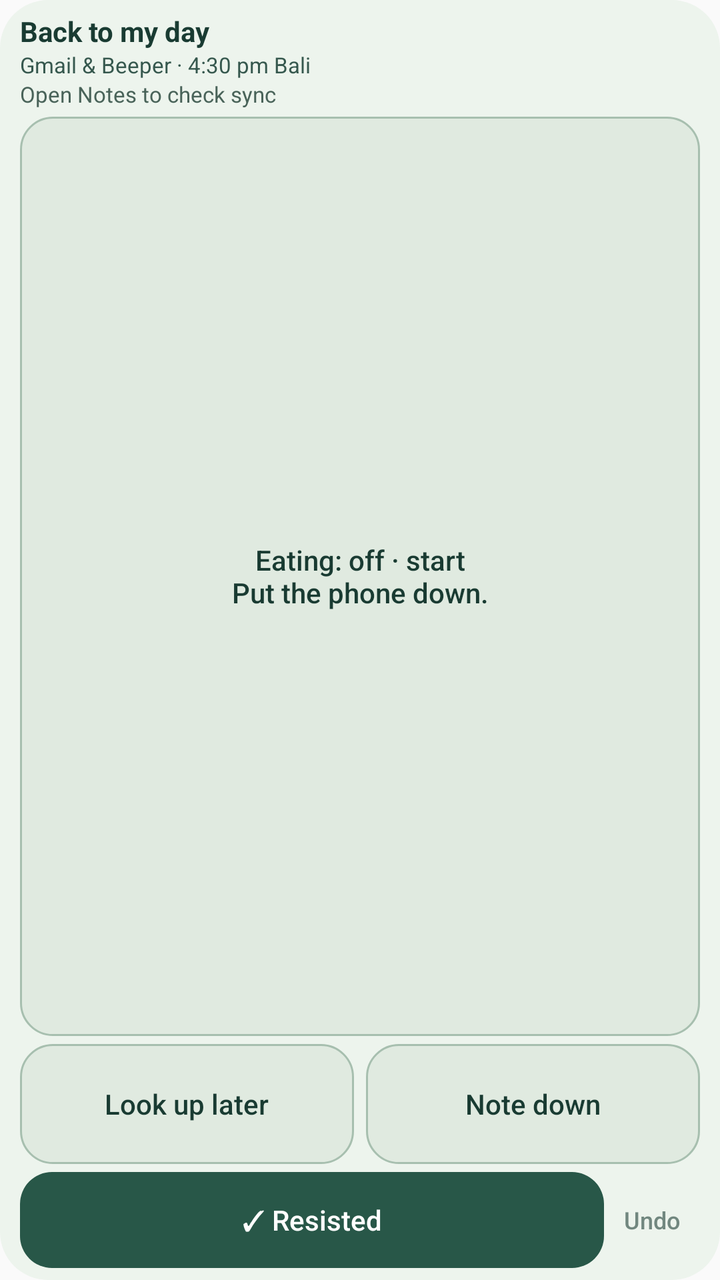
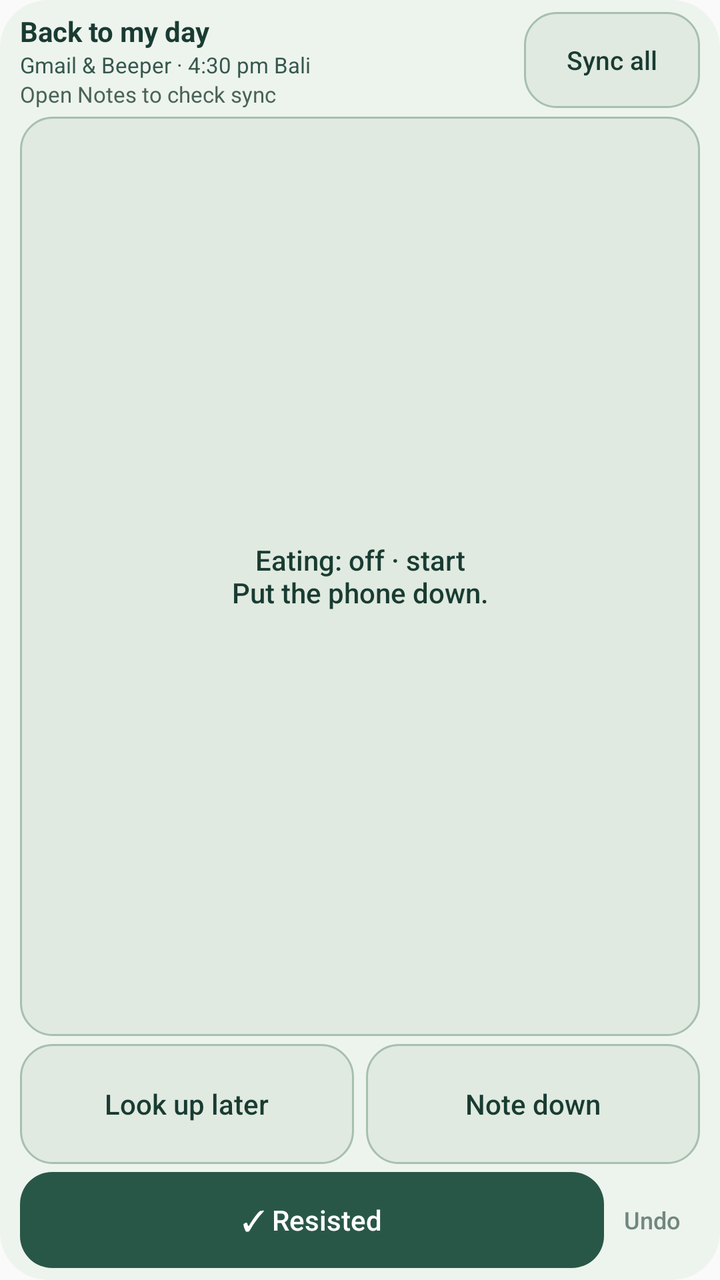

An Android layout rendered at two revisions. The XML below is the earlier revision; the diff shows what the commit changed to produce the second picture.
<!-- AndroidManifest.xml: application theme AppTheme -->
<!-- res/layout/urge_widget.xml -->
<?xml version="1.0" encoding="utf-8"?>
<LinearLayout xmlns:android="http://schemas.android.com/apk/res/android"
    android:layout_width="match_parent"
    android:layout_height="match_parent"
    android:orientation="vertical"
    android:paddingStart="10dp"
    android:paddingEnd="10dp"
    android:paddingTop="6dp"
    android:paddingBottom="6dp"
    android:background="@drawable/urge_widget_background">

    <LinearLayout
        android:id="@+id/urge_header"
        android:layout_width="match_parent"
        android:layout_height="wrap_content"
        android:minHeight="48dp"
        android:orientation="vertical">
    <TextView
        android:layout_width="match_parent"
        android:layout_height="wrap_content"
        android:text="@string/urge_widget_name"
        android:textSize="14sp"
        android:textStyle="bold"
        android:textColor="#193B32"
        android:fontFamily="sans-serif" />

    <TextView
        android:layout_width="match_parent"
        android:layout_height="wrap_content"
        android:layout_marginTop="0dp"
        android:text="@string/urge_widget_inbox"
        android:textSize="11sp"
        android:textColor="#36584E" />

    <TextView
        android:id="@+id/urge_sync"
        android:layout_width="match_parent"
        android:layout_height="wrap_content"
        android:layout_marginTop="0dp"
        android:maxLines="1"
        android:ellipsize="end"
        android:text="Open Notes to check sync"
        android:textSize="11sp"
        android:textColor="#496359" />
    </LinearLayout>

    
    <Button
        android:id="@+id/urge_eating"
        android:stateListAnimator="@null"
        android:layout_width="match_parent"
        android:layout_height="0dp"
        android:layout_weight="1"
        android:gravity="center"
        android:minHeight="48dp"
        android:paddingHorizontal="4dp"
        android:paddingVertical="4dp"
        android:background="@drawable/urge_widget_eating_off"
        android:textAllCaps="false"
        android:layout_marginTop="4dp"
        android:layout_marginBottom="4dp"
        android:text="@string/urge_widget_eating_off"
        android:textSize="14sp"
        android:textColor="#193B32" />

    <LinearLayout
        android:layout_width="match_parent"
        android:layout_height="wrap_content"
        android:orientation="horizontal"
        android:baselineAligned="false">
    <Button
        android:id="@+id/urge_lookup"
        android:stateListAnimator="@null"
        android:layout_width="0dp"
        android:layout_weight="1"
        android:layout_height="60dp"
        android:minHeight="48dp"
        android:paddingHorizontal="6dp"
        android:paddingVertical="4dp"
        android:background="@drawable/urge_widget_eating_off"
        android:text="@string/urge_widget_lookup"
        android:textAllCaps="false"
        android:textSize="14sp"
        android:textColor="#193B32" />
    <Button
        android:id="@+id/urge_jot"
        android:stateListAnimator="@null"
        android:layout_width="0dp"
        android:layout_weight="1"
        android:layout_height="60dp"
        android:layout_marginStart="6dp"
        android:minHeight="48dp"
        android:paddingHorizontal="6dp"
        android:paddingVertical="4dp"
        android:background="@drawable/urge_widget_eating_off"
        android:text="@string/urge_widget_jot"
        android:textAllCaps="false"
        android:textSize="14sp"
        android:textColor="#193B32" />
    </LinearLayout>

    <LinearLayout
        android:layout_width="match_parent"
        android:layout_height="wrap_content"
        android:layout_marginTop="4dp"
        android:orientation="horizontal"
        android:gravity="center_vertical">
        <Button
            android:id="@+id/urge_resist"
            android:stateListAnimator="@null"
            android:layout_width="0dp"
            android:layout_height="48dp"
            android:layout_weight="1"
            android:minHeight="48dp"
            android:paddingHorizontal="6dp"
            android:paddingVertical="4dp"
            android:background="@drawable/urge_widget_button"
            android:text="@string/urge_widget_resist"
            android:contentDescription="@string/urge_widget_resist_description"
            android:singleLine="true"
            android:ellipsize="end"
            android:textAllCaps="false"
            android:textSize="14sp"
            android:textColor="#FFFFFF" />
        <Button
            android:id="@+id/urge_undo"
            android:stateListAnimator="@null"
            android:layout_width="wrap_content"
            android:layout_height="wrap_content"
            android:minWidth="48dp"
            android:minHeight="48dp"
            android:paddingHorizontal="8dp"
            android:background="@android:color/transparent"
            android:enabled="false"
            android:text="@string/urge_widget_undo"
            android:textAllCaps="false"
            android:textSize="12sp"
            android:textColor="@color/urge_widget_undo" />
    </LinearLayout>
</LinearLayout>
<!-- resources referenced by this layout -->
<resources>
  <!-- drawable urge_widget_background (drawable) -->
  <?xml version="1.0" encoding="utf-8"?>
  <shape xmlns:android="http://schemas.android.com/apk/res/android">
      <solid android:color="#EDF4ED" />
      <corners android:radius="24dp" />
  </shape>
  <!-- drawable urge_widget_button (drawable) -->
  <?xml version="1.0" encoding="utf-8"?>
  <ripple xmlns:android="http://schemas.android.com/apk/res/android"
      android:color="#4DFFFFFF">
      <item>
          <shape>
              <solid android:color="#285748" />
              <corners android:radius="16dp" />
          </shape>
      </item>
  </ripple>
  <!-- drawable urge_widget_eating_off (drawable) -->
  <?xml version="1.0" encoding="utf-8"?>
  <ripple xmlns:android="http://schemas.android.com/apk/res/android" android:color="#334D8068">
      <item>
          <shape>
              <solid android:color="#E0EAE0" />
              <stroke android:width="1dp" android:color="#A7BFAF" />
              <corners android:radius="16dp" />
          </shape>
      </item>
  </ripple>
  <string name="urge_widget_eating_off">Eating: off · start\nPut the phone down.</string>
  <string name="urge_widget_inbox">Gmail &amp; Beeper · 4:30 pm Bali</string>
  <string name="urge_widget_jot">Note down</string>
  <string name="urge_widget_lookup">Look up later</string>
  <string name="urge_widget_name">Back to my day</string>
  <string name="urge_widget_resist">✓ Resisted</string>
  <string name="urge_widget_resist_description">Resisted the urge to check messages</string>
  <string name="urge_widget_undo">Undo</string>
  <style name="AppTheme" parent="Theme.AppCompat.Light.DarkActionBar">
          
          <item name="colorPrimary">@color/colorPrimary</item>
          <item name="colorPrimaryDark">@color/colorPrimaryDark</item>
          <item name="colorAccent">@color/colorAccent</item>
      </style>
</resources>

<!-- the commit's change to res/layout/urge_widget.xml (unified diff, before → after) -->
@@ -9,9 +9,12 @@
     android:paddingBottom="6dp"
     android:background="@drawable/urge_widget_background">
 
+    <LinearLayout android:layout_width="match_parent" android:layout_height="wrap_content"
+        android:orientation="horizontal" android:gravity="center_vertical">
     <LinearLayout
         android:id="@+id/urge_header"
-        android:layout_width="match_parent"
+        android:layout_width="0dp"
+        android:layout_weight="1"
         android:layout_height="wrap_content"
         android:minHeight="48dp"
         android:orientation="vertical">
@@ -19,6 +22,8 @@
         android:layout_width="match_parent"
         android:layout_height="wrap_content"
         android:text="@string/urge_widget_name"
+        android:maxLines="1"
+        android:ellipsize="end"
         android:textSize="14sp"
         android:textStyle="bold"
         android:textColor="#193B32"
@@ -29,6 +34,8 @@
         android:layout_height="wrap_content"
         android:layout_marginTop="0dp"
         android:text="@string/urge_widget_inbox"
+        android:maxLines="1"
+        android:ellipsize="end"
         android:textSize="11sp"
         android:textColor="#36584E" />
 
@@ -42,6 +49,23 @@
         android:text="Open Notes to check sync"
         android:textSize="11sp"
         android:textColor="#496359" />
+    </LinearLayout>
+    <Button
+        android:id="@+id/urge_refresh"
+        android:stateListAnimator="@null"
+        android:layout_width="88dp"
+        android:layout_height="48dp"
+        android:minHeight="48dp"
+        android:paddingHorizontal="4dp"
+        android:paddingVertical="0dp"
+        android:singleLine="true"
+        android:ellipsize="end"
+        android:background="@drawable/urge_widget_eating_off"
+        android:text="Sync all"
+        android:textAllCaps="false"
+        android:textSize="13sp"
+        android:textColor="#193B32"
+        android:contentDescription="Sync notes and reminders and request media downloads without opening Notes" />
     </LinearLayout>
 
     
